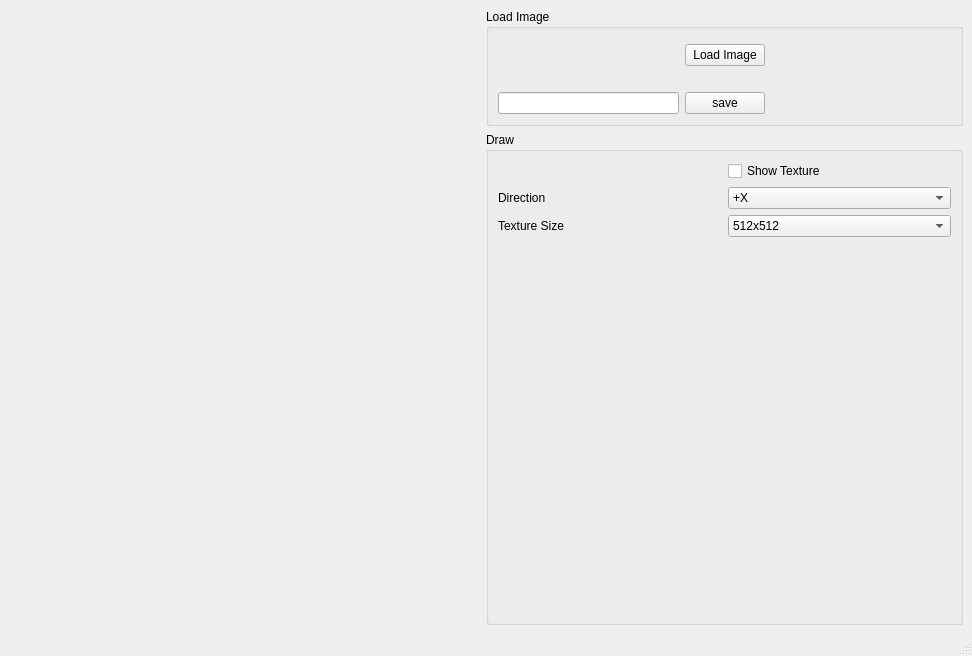
Above: ui/MainWindow.ui from NCCA/EnvToCubeMap before the change. Below: the same form after it.
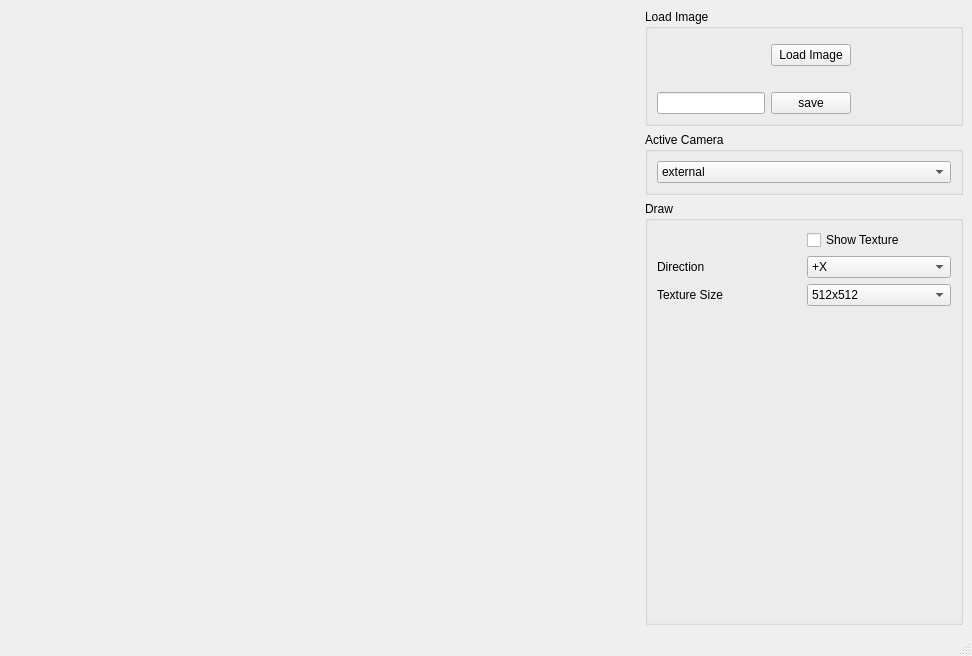
That is the form after the change.

Commit message: updated to use OpenImageIO so we can use HDR, EXR and Pixar TEX files for maps

Patch:
```diff
--- a/ui/MainWindow.ui
+++ b/ui/MainWindow.ui
@@ -15,20 +15,90 @@
   </property>
   <widget class="QWidget" name="centralwidget">
    <layout class="QGridLayout" name="s_mainWindowGridLayout">
-    <item row="0" column="0">
-     <spacer name="horizontalSpacer">
-      <property name="orientation">
-       <enum>Qt::Horizontal</enum>
+    <item row="0" column="2">
+     <widget class="QGroupBox" name="s_transformGB">
+      <property name="title">
+       <string>Load Image</string>
       </property>
-      <property name="sizeHint" stdset="0">
-       <size>
-        <width>40</width>
-        <height>20</height>
-       </size>
+      <layout class="QGridLayout" name="gridLayout">
+       <item row="4" column="1">
+        <widget class="QPushButton" name="m_save">
+         <property name="text">
+          <string>save</string>
+         </property>
+        </widget>
+       </item>
+       <item row="2" column="1">
+        <widget class="QPushButton" name="m_loadImage">
+         <property name="text">
+          <string>Load Image</string>
+         </property>
+        </widget>
+       </item>
+       <item row="2" column="2">
+        <spacer name="horizontalSpacer_2">
+         <property name="orientation">
+          <enum>Qt::Horizontal</enum>
+         </property>
+         <property name="sizeHint" stdset="0">
+          <size>
+           <width>40</width>
+           <height>20</height>
+          </size>
+         </property>
+        </spacer>
+       </item>
+       <item row="3" column="1">
+        <widget class="QLabel" name="m_imagePreview">
+         <property name="text">
+          <string/>
+         </property>
+        </widget>
+       </item>
+       <item row="0" column="1" colspan="2">
+        <widget class="QFrame" name="frame">
+         <property name="frameShape">
+          <enum>QFrame::StyledPanel</enum>
+         </property>
+         <property name="frameShadow">
+          <enum>QFrame::Raised</enum>
+         </property>
+        </widget>
+       </item>
+       <item row="4" column="0">
+        <widget class="QLineEdit" name="m_saveFileBase">
+         <property name="text">
+          <string/>
+         </property>
+        </widget>
+       </item>
+      </layout>
+     </widget>
+    </item>
+    <item row="1" column="2">
+     <widget class="QGroupBox" name="groupBox">
+      <property name="title">
+       <string>Active Camera</string>
       </property>
-     </spacer>
+      <layout class="QGridLayout" name="gridLayout_3">
+       <item row="0" column="0">
+        <widget class="QComboBox" name="m_updateCamera">
+         <item>
+          <property name="text">
+           <string>external</string>
+          </property>
+         </item>
+         <item>
+          <property name="text">
+           <string>internal</string>
+          </property>
+         </item>
+        </widget>
+       </item>
+      </layout>
+     </widget>
     </item>
-    <item row="1" column="1">
+    <item row="2" column="2">
      <widget class="QGroupBox" name="s_drawGB">
       <property name="title">
        <string>Draw</string>
@@ -129,65 +199,31 @@
       </layout>
      </widget>
     </item>
+    <item row="0" column="0" rowspan="2">
+     <spacer name="horizontalSpacer">
+      <property name="orientation">
+       <enum>Qt::Horizontal</enum>
+      </property>
+      <property name="sizeHint" stdset="0">
+       <size>
+        <width>40</width>
+        <height>20</height>
+       </size>
+      </property>
+     </spacer>
+    </item>
     <item row="0" column="1">
-     <widget class="QGroupBox" name="s_transformGB">
-      <property name="title">
-       <string>Load Image</string>
+     <spacer name="horizontalSpacer_3">
+      <property name="orientation">
+       <enum>Qt::Horizontal</enum>
       </property>
-      <layout class="QGridLayout" name="gridLayout">
-       <item row="4" column="1">
-        <widget class="QPushButton" name="m_save">
-         <property name="text">
-          <string>save</string>
-         </property>
-        </widget>
-       </item>
-       <item row="2" column="1">
-        <widget class="QPushButton" name="m_loadImage">
-         <property name="text">
-          <string>Load Image</string>
-         </property>
-        </widget>
-       </item>
-       <item row="2" column="2">
-        <spacer name="horizontalSpacer_2">
-         <property name="orientation">
-          <enum>Qt::Horizontal</enum>
-         </property>
-         <property name="sizeHint" stdset="0">
-          <size>
-           <width>40</width>
-           <height>20</height>
-          </size>
-         </property>
-        </spacer>
-       </item>
-       <item row="3" column="1">
-        <widget class="QLabel" name="m_imagePreview">
-         <property name="text">
-          <string/>
-         </property>
-        </widget>
-       </item>
-       <item row="0" column="1" colspan="2">
-        <widget class="QFrame" name="frame">
-         <property name="frameShape">
-          <enum>QFrame::StyledPanel</enum>
-         </property>
-         <property name="frameShadow">
-          <enum>QFrame::Raised</enum>
-         </property>
-        </widget>
-       </item>
-       <item row="4" column="0">
-        <widget class="QLineEdit" name="m_saveFileBase">
-         <property name="text">
-          <string/>
-         </property>
-        </widget>
-       </item>
-      </layout>
-     </widget>
+      <property name="sizeHint" stdset="0">
+       <size>
+        <width>40</width>
+        <height>20</height>
+       </size>
+      </property>
+     </spacer>
     </item>
    </layout>
   </widget>
```
Left out of the diff: 30 changed lines with no effect on the pictures. The commit also changes 6 other files.
